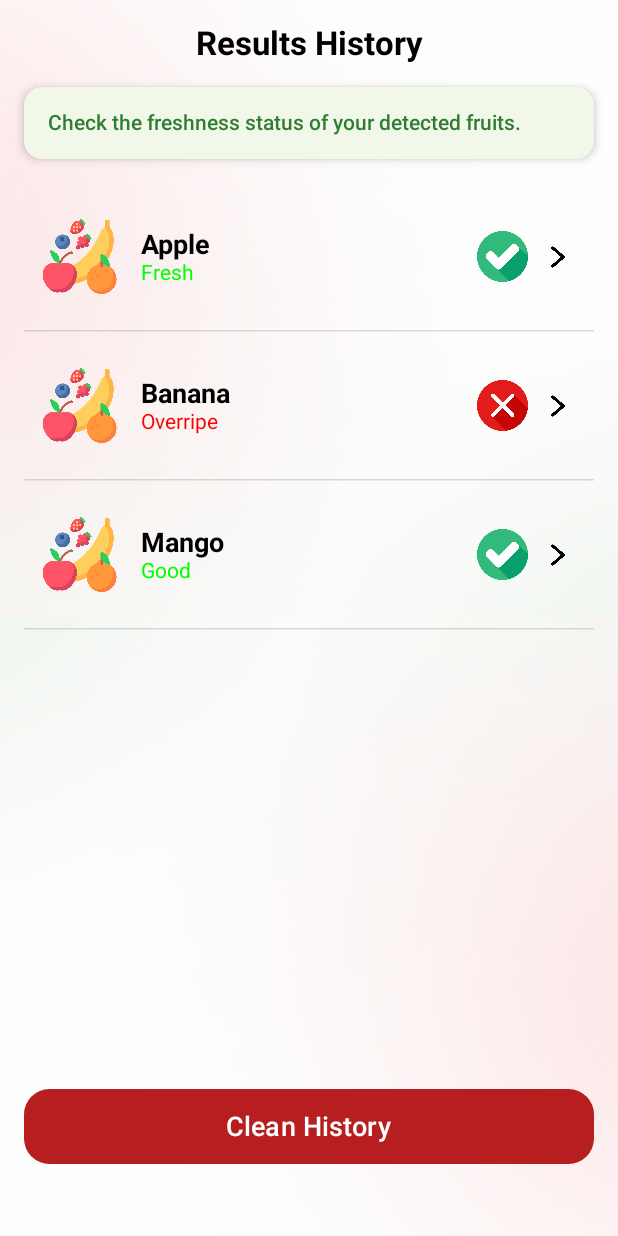
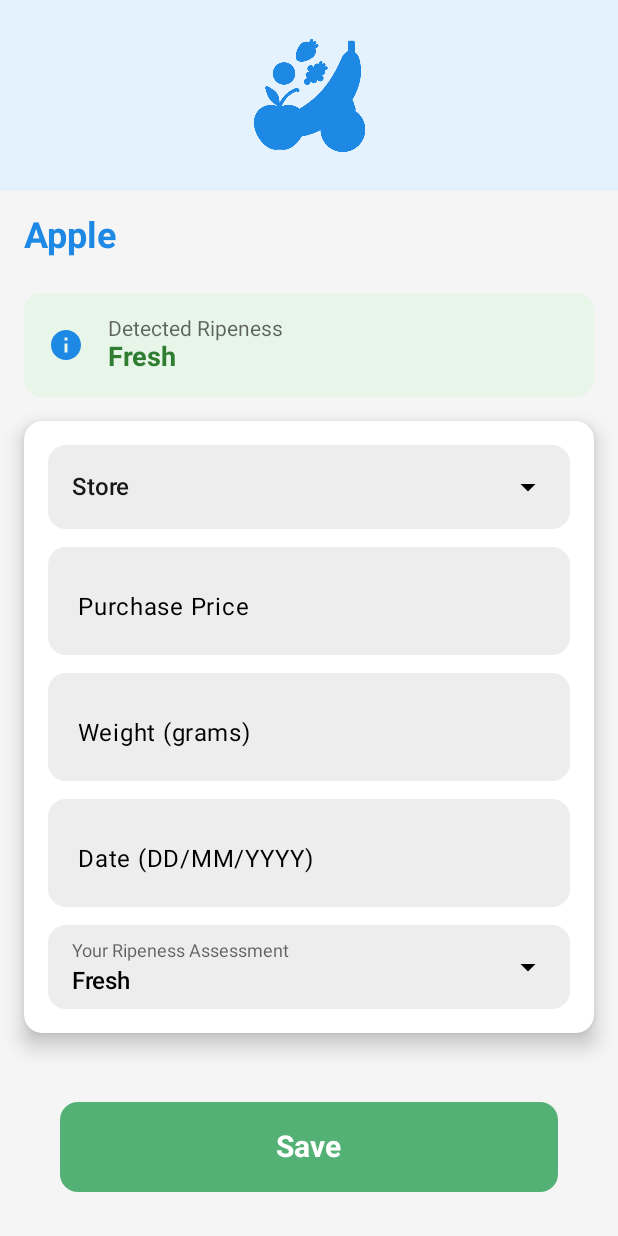
Before and after one commit to Santiago0930/Tesis, an Android app built with Jetpack Compose: the ResultsHistoryActivity screen opened directly, with no data from a screen before it, after a tap on "Apple", on a phone screen of 412 x 824 dp. Run offline under Robolectric (Android 15) with nearby library versions, the light colour scheme and no system bars; Roboto replaces fonts that are not available here.

Commit message:
Edit fruit info 2.0
Ripeness detection upgraded + visuals

```diff
--- a/app/src/main/java/com/example/frutti/FruitDetailActivity.kt
+++ b/app/src/main/java/com/example/frutti/FruitDetailActivity.kt
@@ -1,5 +1,7 @@
 package com.example.frutti
 
+import android.content.Context
+import android.content.Intent
 import android.os.Bundle
 import androidx.activity.ComponentActivity
 import androidx.activity.compose.setContent
@@ -37,12 +39,26 @@ import androidx.compose.material.icons.filled.Info
 class FruitDetailActivity : ComponentActivity() {
     override fun onCreate(savedInstanceState: Bundle?) {
         super.onCreate(savedInstanceState)
+
+        // Get both fruit name and ripeness from intent
+        val fruitName = intent.getStringExtra("FRUIT_NAME") ?: "Unknown Fruit"
+        val initialRipeness = intent.getStringExtra("INITIAL_RIPENESS") ?: "Good"
+
         setContent {
-            FruitDetailScreen(fruitName = "Apple")
+            FruitDetailScreen(
+                fruitName = fruitName,
+                initialRipeness = initialRipeness
+            )
         }
     }
 }
-
+fun navigateToFruitDetail(context: Context, fruitName: String, ripeness: String) {
+    val intent = Intent(context, FruitDetailActivity::class.java).apply {
+        putExtra("FRUIT_NAME", fruitName)
+        putExtra("INITIAL_RIPENESS", ripeness)
+    }
+    context.startActivity(intent)
+}
 @Composable
 fun FruitDetailScreen(
     fruitName: String,
@@ -54,7 +70,7 @@ fun FruitDetailScreen(
     var date by remember { mutableStateOf("") }
     var ripeness by remember { mutableStateOf(initialRipeness) }
     val storeOptions = listOf("Carulla", "Exito", "D1", "Ara", "Other")
-    val ripenessOptions = listOf("Fresh", "Good", "Ripe", "Overripe")
+    val ripenessOptions = listOf("Fresh", "Good", "Overripe")
 
     Column(
         modifier = Modifier
--- a/app/src/main/java/com/example/frutti/ResultsHistoryActivity.kt
+++ b/app/src/main/java/com/example/frutti/ResultsHistoryActivity.kt
@@ -1,5 +1,7 @@
 package com.example.frutti
 
+import android.content.Context
+import android.content.Intent
 import android.os.Bundle
 import androidx.activity.ComponentActivity
 import androidx.activity.compose.setContent
@@ -14,6 +16,7 @@ import androidx.compose.ui.Alignment
 import androidx.compose.ui.Modifier
 import androidx.compose.ui.graphics.Color
 import androidx.compose.ui.layout.ContentScale
+import androidx.compose.ui.platform.LocalContext
 import androidx.compose.ui.res.painterResource
 import androidx.compose.ui.text.font.FontWeight
 import androidx.compose.ui.tooling.preview.Preview
@@ -122,14 +125,20 @@ fun ResultsHistoryScreen(fruitList: List<FruitItem>, onItemClick: (FruitItem) ->
 }
 
 
-
 @Composable
 fun FruitListItem(fruit: FruitItem, onItemClick: (FruitItem) -> Unit) {
+    val context = LocalContext.current
+
     Column( // Cambiado de Row a Column para permitir más espacio
         modifier = Modifier
             .fillMaxWidth()
             .padding(vertical = 16.dp) // Aumentar el padding vertical para más separación
-            .clickable { onItemClick(fruit) }
+            .clickable { navigateToFruitDetail(
+                context = context,
+                fruitName = fruit.name,
+                ripeness = fruit.status
+            )
+            }
     ) {
         Spacer(modifier = Modifier.height(8.dp)) // Más espacio entre elementos
 
```
